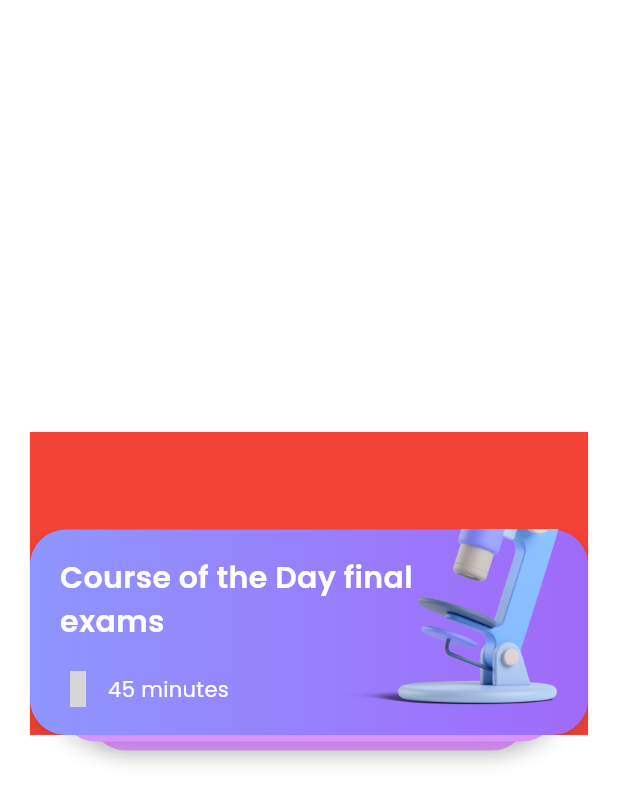
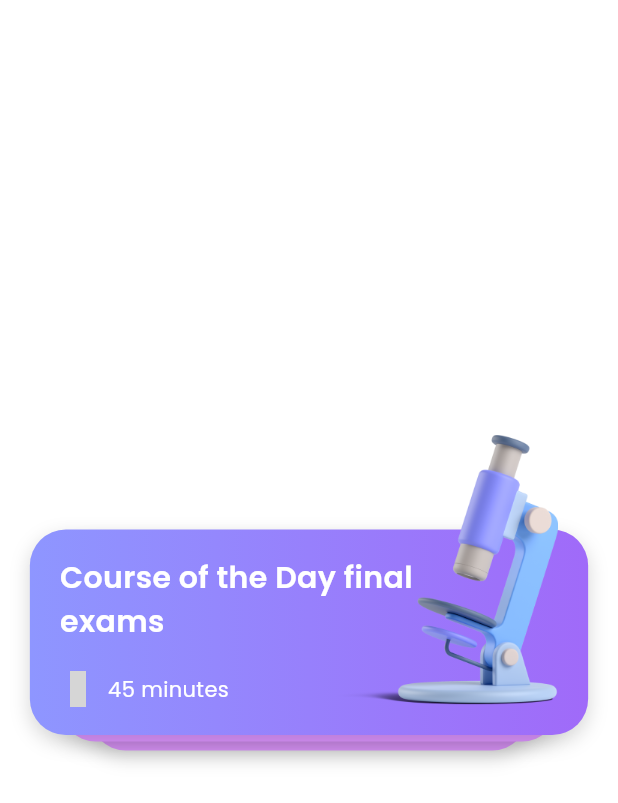
Before and after one commit to ASR-14/education_app, a Flutter app: the TinderCards widget shown alone on an empty page, opened directly, on a phone screen of 412 x 824 dp. Shown: the top 803 px of the screen. Run offline on Flutter 3.47's test engine with Material 3 defaults, Android fonts, the phone set to English and light mode, and no system bars; our stand-ins replace bloc, cloud_firestore, dartz, equatable, firebase_auth, firebase_core and 8 more; missing offline and left inert: firebase_ui_auth; accounts and stored records are empty; network calls fail; statements that could not run were skipped; project files that could hold a hidden picture were left out; grey boxes are pictures that could not be loaded.

Commit message:
update tinder card

```diff
--- a/lib/src/home/presentation/widgets/tinder_card.dart
+++ b/lib/src/home/presentation/widgets/tinder_card.dart
@@ -17,14 +17,7 @@ class TinderCard extends StatelessWidget {
 
   @override
   Widget build(BuildContext context) {
-    return Center(
-      child: Container(
-        padding: isFirst ? const EdgeInsets.only(top: 65) : null,
-        color: isFirst ? Colors.red : null,
-        child: Center(
-          child: Stack(
-            children: [
-              Container(
+    return Container(
       alignment: Alignment.bottomCenter,
       height: 137,
       padding: const EdgeInsets.only(left: 20),
@@ -77,25 +70,10 @@ class TinderCard extends StatelessWidget {
                       ),
                     ),
                   ],
-                          )
+                ),
               ],
             )
           : null,
-              ),
-              if (isFirst)
-                Positioned(
-                  bottom: 20,
-                  right: 20,
-                  child: Image.asset(
-                    MediaRes.microscope,
-                    height: 180,
-                    width: 149,
-                  ),
-                ),
-            ],
-          ),
-        ),
-      ),
     );
   }
 }
--- a/lib/src/home/presentation/widgets/tinder_cards.dart
+++ b/lib/src/home/presentation/widgets/tinder_cards.dart
@@ -1,5 +1,6 @@
 import 'package:education_app/core/common/widgets/tinder_swap_card.dart';
 import 'package:education_app/core/extensions/context_extension.dart';
+import 'package:education_app/core/res/media_res.dart';
 import 'package:education_app/src/home/presentation/widgets/tinder_card.dart';
 import 'package:flutter/material.dart';
 
@@ -57,6 +58,16 @@ class _TinderCardsState extends State<TinderCards>
                     colour: isFirst ? null : colorByIndex,
                   ),
                 ),
+                if (isFirst)
+                  Positioned(
+                    bottom: 130,
+                    right: 20,
+                    child: Image.asset(
+                      MediaRes.microscope,
+                      height: 180,
+                      width: 149,
+                    ),
+                  ),
               ],
             );
           },
```
Lines whose indentation alone changed are shown as unchanged.
